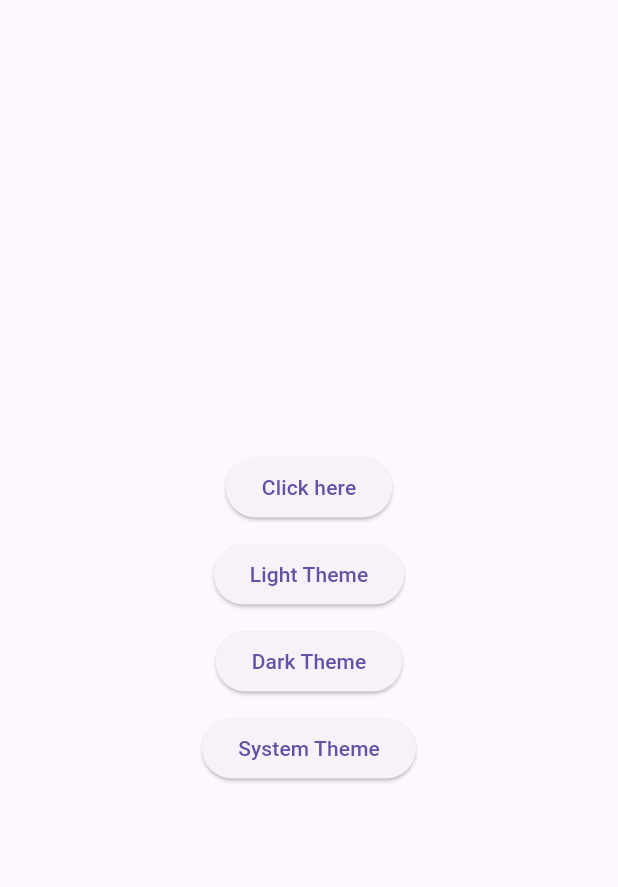
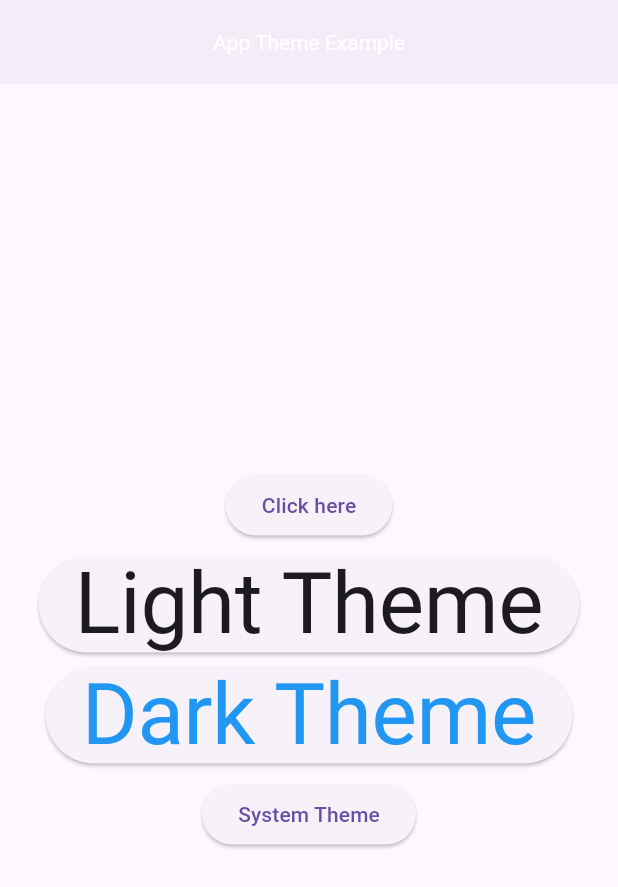
Before and after one commit to Sohan-14/sohan_flutter_template, a Flutter app: the screen it shows after launch, on a phone screen of 412 x 824 dp. Shown: the top 887 px of the screen. Run offline on Flutter 3.47's test engine with Material 3 defaults, Android fonts, the phone set to English and light mode, and no system bars; our stand-ins replace connectivity_plus, dio, get, get_storage, logger, permission_handler.

Commit message:
added colors

```diff
--- a/lib/core/themes/dark_theme.dart
+++ b/lib/core/themes/dark_theme.dart
@@ -1,5 +1,26 @@
 import 'package:flutter/material.dart';
+import 'package:sohan_flutter_template/core/config/app_colors.dart';
 
-final ThemeData darkTheme = ThemeData(
-  brightness: Brightness.dark,
-);
+class DarkTheme{
+  DarkTheme._();
+  static final ThemeData darkTheme = ThemeData(
+    brightness: Brightness.dark,
+    primaryColor: AppColors.primaryDark,
+    scaffoldBackgroundColor: AppColors.primaryBackgroundDark,
+    appBarTheme: AppBarTheme(
+      // backgroundColor: AppColors.darkAppBarBackgroundColor,
+      // foregroundColor: AppColors.darkAppBarTextColor,
+      elevation: 2,
+      centerTitle: true,
+      titleTextStyle: TextStyle(
+          // color: AppColors.darkAppBarTextColor, fontSize: 20, fontWeight: FontWeight.bold
+      ),
+    ),
+    // textTheme: TextTheme(
+    //   displayLarge: TextStyle(fontSize: 32, fontWeight: FontWeight.bold, color: AppColors.darkTextColor),
+    //   displayMedium: TextStyle(fontSize: 28, fontWeight: FontWeight.bold, color: AppColors.darkTextColor),
+    //   bodyLarge: TextStyle(fontSize: 16, color: AppColors.darkBodyTextColor),
+    //   bodyMedium: TextStyle(fontSize: 14, color: AppColors.darkBodyTextColor),
+    // ),
+  );
+}
--- a/lib/core/themes/light_theme.dart
+++ b/lib/core/themes/light_theme.dart
@@ -1,5 +1,26 @@
 import 'package:flutter/material.dart';
+import 'package:sohan_flutter_template/core/config/app_colors.dart';
 
-final ThemeData lightTheme = ThemeData(
-  brightness: Brightness.light,
-);
+class LightTheme{
+  LightTheme._();
+  static final ThemeData lightTheme = ThemeData(
+    brightness: Brightness.light,
+    // primaryColor: AppColors.lightPrimaryColor,
+    // scaffoldBackgroundColor: AppColors.lightScaffoldBackgroundColor,
+    appBarTheme: AppBarTheme(
+      // backgroundColor: AppColors.lightAppBarBackgroundColor,
+      // foregroundColor: AppColors.lightAppBarTextColor,
+      elevation: 2,
+      centerTitle: true,
+      titleTextStyle: TextStyle(
+          // color: AppColors.lightAppBarTextColor, fontSize: 20, fontWeight: FontWeight.bold
+      ),
+    ),
+    textTheme: TextTheme(
+      // displayLarge: TextStyle(fontSize: 32, fontWeight: FontWeight.bold, color: AppColors.lightTextColor),
+      // displayMedium: TextStyle(fontSize: 28, fontWeight: FontWeight.bold, color: AppColors.lightTextColor),
+      // bodyLarge: TextStyle(fontSize: 16, color: AppColors.lightBodyTextColor),
+      // bodyMedium: TextStyle(fontSize: 14, color: AppColors.lightBodyTextColor),
+    ),
+  );
+}
--- a/lib/core/themes/theme.dart
+++ b/lib/core/themes/theme.dart
@@ -1,7 +1,15 @@
 import 'package:flutter/material.dart';
+import 'package:sohan_flutter_template/core/themes/dark_theme.dart';
+import 'package:sohan_flutter_template/core/themes/light_theme.dart';
 
 class AppTheme{
   AppTheme._();
-  static final lightTheme = ThemeData.light();
-  static final darkTheme = ThemeData.dark();
+  static ThemeData getTheme(ThemeMode themeMode) {
+    if (themeMode == ThemeMode.dark) {
+      return DarkTheme.darkTheme;
+    } else if (themeMode == ThemeMode.light) {
+      return LightTheme.lightTheme;
+    }
+    return LightTheme.lightTheme;
+  }
 }
--- a/lib/main.dart
+++ b/lib/main.dart
@@ -22,8 +22,8 @@ class MyApp extends StatelessWidget {
     return GetMaterialApp(
       debugShowCheckedModeBanner: false,
       title: 'Flutter Template',
-      theme: AppTheme.lightTheme,
-      darkTheme: AppTheme.darkTheme,
+      theme: AppTheme.getTheme(ThemeMode.light),
+      darkTheme: AppTheme.getTheme(ThemeMode.dark),
       themeMode: Get.find<ThemeManager>().currentThemeMode,
       initialRoute: AppScreens.initialRoute,
       getPages: AppRoutes.routes,
--- a/lib/presentation/bindings/splash_bindings.dart
+++ b/lib/presentation/bindings/splash_bindings.dart
@@ -6,5 +6,4 @@ class SplashBindings extends Bindings{
   void dependencies() {
     Get.lazyPut<SplashController>(() => SplashController());
   }
-
 }
--- a/lib/presentation/screens/test_screen.dart
+++ b/lib/presentation/screens/test_screen.dart
@@ -12,6 +12,7 @@ class TestScreen extends StatelessWidget {
     final themeManager = Get.find<ThemeManager>();
 
     return Scaffold(
+      appBar: AppBar(title: Text('App Theme Example')),
       body: Center(child:
         Column(
           mainAxisAlignment: MainAxisAlignment.center,
@@ -25,7 +26,7 @@ class TestScreen extends StatelessWidget {
               onPressed: () {
                 themeManager.toggleTheme(ThemeMode.light);
               },
-              child: Text("Light Theme"),
+              child: Text("Light Theme", style: Theme.of(context).textTheme.displayLarge,),
             ),
 
             const SizedBox(height: 10,),
@@ -34,7 +35,7 @@ class TestScreen extends StatelessWidget {
               onPressed: () {
                 themeManager.toggleTheme(ThemeMode.dark);
               },
-              child: Text("Dark Theme"),
+              child: Text("Dark Theme", style: Get.theme.textTheme.displayLarge?.copyWith(color: Colors.blue)),
             ),
 
             const SizedBox(height: 10,),
```
Also changed, not shown: lib/core/config/app_colors.dart (added, +92 -0 lines).
